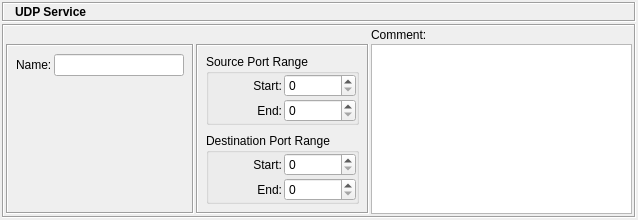
fwbuilder/fwbuilder, file src/gui/udpservicedialog_q.ui: the form before one commit.
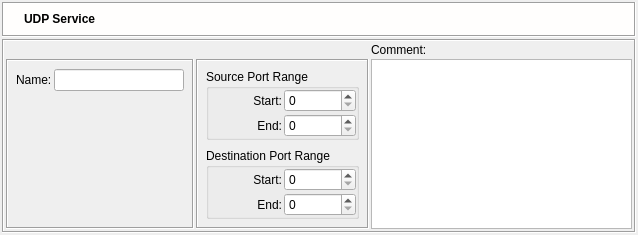
The form after the commit. Icons and pictures are not drawn.

What changed in the file:
```diff
--- a/src/gui/udpservicedialog_q.ui
+++ b/src/gui/udpservicedialog_q.ui
@@ -68,9 +68,76 @@
        <property name="minimumSize" >
         <size>
          <width>16</width>
-         <height>20</height>
+         <height>35</height>
         </size>
        </property>
+       <property name="palette" >
+        <palette>
+         <active>
+          <colorrole role="Base" >
+           <brush brushstyle="SolidPattern" >
+            <color alpha="255" >
+             <red>255</red>
+             <green>255</green>
+             <blue>255</blue>
+            </color>
+           </brush>
+          </colorrole>
+          <colorrole role="Window" >
+           <brush brushstyle="SolidPattern" >
+            <color alpha="255" >
+             <red>255</red>
+             <green>254</green>
+             <blue>253</blue>
+            </color>
+           </brush>
+          </colorrole>
+         </active>
+         <inactive>
+          <colorrole role="Base" >
+           <brush brushstyle="SolidPattern" >
+            <color alpha="255" >
+             <red>255</red>
+             <green>255</green>
+             <blue>255</blue>
+            </color>
+           </brush>
+          </colorrole>
+          <colorrole role="Window" >
+           <brush brushstyle="SolidPattern" >
+            <color alpha="255" >
+             <red>255</red>
+             <green>254</green>
+             <blue>253</blue>
+            </color>
+           </brush>
+          </colorrole>
+         </inactive>
+         <disabled>
+          <colorrole role="Base" >
+           <brush brushstyle="SolidPattern" >
+            <color alpha="255" >
+             <red>255</red>
+             <green>254</green>
+             <blue>253</blue>
+            </color>
+           </brush>
+          </colorrole>
+          <colorrole role="Window" >
+           <brush brushstyle="SolidPattern" >
+            <color alpha="255" >
+             <red>255</red>
+             <green>254</green>
+             <blue>253</blue>
+            </color>
+           </brush>
+          </colorrole>
+         </disabled>
+        </palette>
+       </property>
+       <property name="autoFillBackground" >
+        <bool>true</bool>
+       </property>
        <property name="frameShape" >
         <enum>QFrame::Box</enum>
        </property>
@@ -96,7 +163,7 @@
         <property name="verticalSpacing" >
          <number>2</number>
         </property>
-        <item row="0" column="1" >
+        <item row="0" column="2" >
          <widget class="QLabel" name="editorTitle" >
           <property name="font" >
            <font>
@@ -131,6 +198,22 @@
           </property>
          </widget>
         </item>
+        <item row="0" column="1" >
+         <widget class="QLabel" name="label" >
+          <property name="sizePolicy" >
+           <sizepolicy vsizetype="Preferred" hsizetype="Maximum" >
+            <horstretch>0</horstretch>
+            <verstretch>0</verstretch>
+           </sizepolicy>
+          </property>
+          <property name="text" >
+           <string/>
+          </property>
+          <property name="pixmap" >
+           <pixmap resource="MainRes.qrc" >:/Icons/UDPService/icon</pixmap>
+          </property>
+         </widget>
+        </item>
        </layout>
       </widget>
      </item>
```
Left out of the diff: 4 changed lines with no effect on the pictures.
